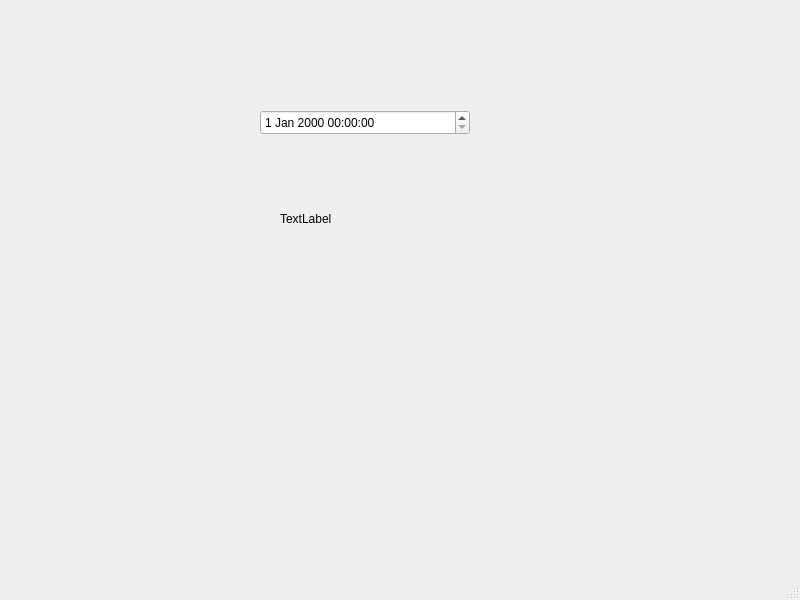
The window that main.ui (mildsalmon/D-day_timer) describes before a commit, drawn with Qt 5.
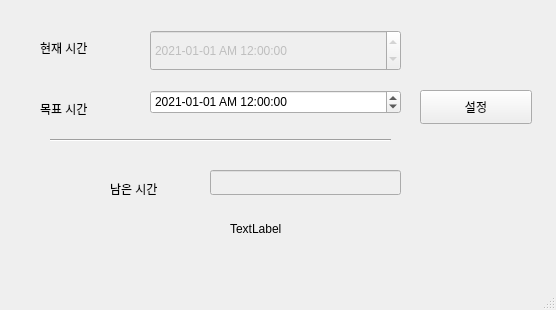
The same window after the commit.

Commit message:
:zap:[EDIT] 타이머 UI 구현
간단하게 UI를 구성함.

현재 시간, 목표 시간 = qDateTimeEdit,
목표 시간 설정 버튼 = pushButton,
남은 시간 = lineEdit, label로 구현함.

```diff
--- a/main.ui
+++ b/main.ui
@@ -6,29 +6,19 @@
    <rect>
     <x>0</x>
     <y>0</y>
-    <width>800</width>
-    <height>600</height>
+    <width>556</width>
+    <height>310</height>
    </rect>
   </property>
   <property name="windowTitle">
    <string>MainWindow</string>
   </property>
   <widget class="QWidget" name="centralwidget">
-   <widget class="QDateTimeEdit" name="dateTimeEdit">
-    <property name="geometry">
-     <rect>
-      <x>260</x>
-      <y>110</y>
-      <width>210</width>
-      <height>25</height>
-     </rect>
-    </property>
-   </widget>
    <widget class="QLabel" name="label_1">
     <property name="geometry">
      <rect>
-      <x>280</x>
-      <y>210</y>
+      <x>230</x>
+      <y>220</y>
       <width>121</width>
       <height>18</height>
      </rect>
@@ -37,6 +27,162 @@
      <string>TextLabel</string>
     </property>
    </widget>
+   <widget class="Line" name="line">
+    <property name="geometry">
+     <rect>
+      <x>50</x>
+      <y>130</y>
+      <width>341</width>
+      <height>20</height>
+     </rect>
+    </property>
+    <property name="orientation">
+     <enum>Qt::Horizontal</enum>
+    </property>
+   </widget>
+   <widget class="QLabel" name="label_3">
+    <property name="geometry">
+     <rect>
+      <x>110</x>
+      <y>180</y>
+      <width>77</width>
+      <height>18</height>
+     </rect>
+    </property>
+    <property name="text">
+     <string>남은 시간</string>
+    </property>
+   </widget>
+   <widget class="QLineEdit" name="lineEdit">
+    <property name="enabled">
+     <bool>false</bool>
+    </property>
+    <property name="geometry">
+     <rect>
+      <x>210</x>
+      <y>170</y>
+      <width>191</width>
+      <height>25</height>
+     </rect>
+    </property>
+   </widget>
+   <widget class="QDateTimeEdit" name="dateTimeEdit">
+    <property name="enabled">
+     <bool>false</bool>
+    </property>
+    <property name="geometry">
+     <rect>
+      <x>150</x>
+      <y>30</y>
+      <width>251</width>
+      <height>41</height>
+     </rect>
+    </property>
+    <property name="sizePolicy">
+     <sizepolicy hsizetype="Fixed" vsizetype="Fixed">
+      <horstretch>0</horstretch>
+      <verstretch>0</verstretch>
+     </sizepolicy>
+    </property>
+    <property name="dateTime">
+     <datetime>
+      <hour>0</hour>
+      <minute>0</minute>
+      <second>0</second>
+      <year>2021</year>
+      <month>1</month>
+      <day>1</day>
+     </datetime>
+    </property>
+    <property name="maximumDateTime">
+     <datetime>
+      <hour>23</hour>
+      <minute>59</minute>
+      <second>59</second>
+      <year>7999</year>
+      <month>12</month>
+      <day>31</day>
+     </datetime>
+    </property>
+    <property name="maximumDate">
+     <date>
+      <year>7999</year>
+      <month>12</month>
+      <day>31</day>
+     </date>
+    </property>
+    <property name="displayFormat">
+     <string>yyyy-MM-dd AP h:mm:ss</string>
+    </property>
+   </widget>
+   <widget class="QDateTimeEdit" name="dateTimeEdit_2">
+    <property name="geometry">
+     <rect>
+      <x>150</x>
+      <y>90</y>
+      <width>251</width>
+      <height>24</height>
+     </rect>
+    </property>
+    <property name="sizePolicy">
+     <sizepolicy hsizetype="Maximum" vsizetype="Fixed">
+      <horstretch>0</horstretch>
+      <verstretch>0</verstretch>
+     </sizepolicy>
+    </property>
+    <property name="dateTime">
+     <datetime>
+      <hour>0</hour>
+      <minute>0</minute>
+      <second>0</second>
+      <year>2021</year>
+      <month>1</month>
+      <day>1</day>
+     </datetime>
+    </property>
+    <property name="displayFormat">
+     <string>yyyy-MM-dd AP h:mm:ss</string>
+    </property>
+   </widget>
+   <widget class="QLabel" name="label_2">
+    <property name="geometry">
+     <rect>
+      <x>40</x>
+      <y>30</y>
+      <width>81</width>
+      <height>35</height>
+     </rect>
+    </property>
+    <property name="text">
+     <string>현재 시간</string>
+    </property>
+   </widget>
+   <widget class="QLabel" name="label">
+    <property name="geometry">
+     <rect>
+      <x>40</x>
+      <y>70</y>
+      <width>81</width>
+      <height>78</height>
+     </rect>
+    </property>
+    <property name="text">
+     <string>목표 시간</string>
+    </property>
+   </widget>
+   <widget class="QPushButton" name="pushButton">
+    <property name="geometry">
+     <rect>
+      <x>420</x>
+      <y>90</y>
+      <width>112</width>
+      <height>34</height>
+     </rect>
+    </property>
+    <property name="text">
+     <string>설정</string>
+    </property>
+   </widget>
   </widget>
   <widget class="QMenuBar" name="menubar">
    <property name="geometry">
```
Left out of the diff: 2 changed lines with no effect on the pictures.
